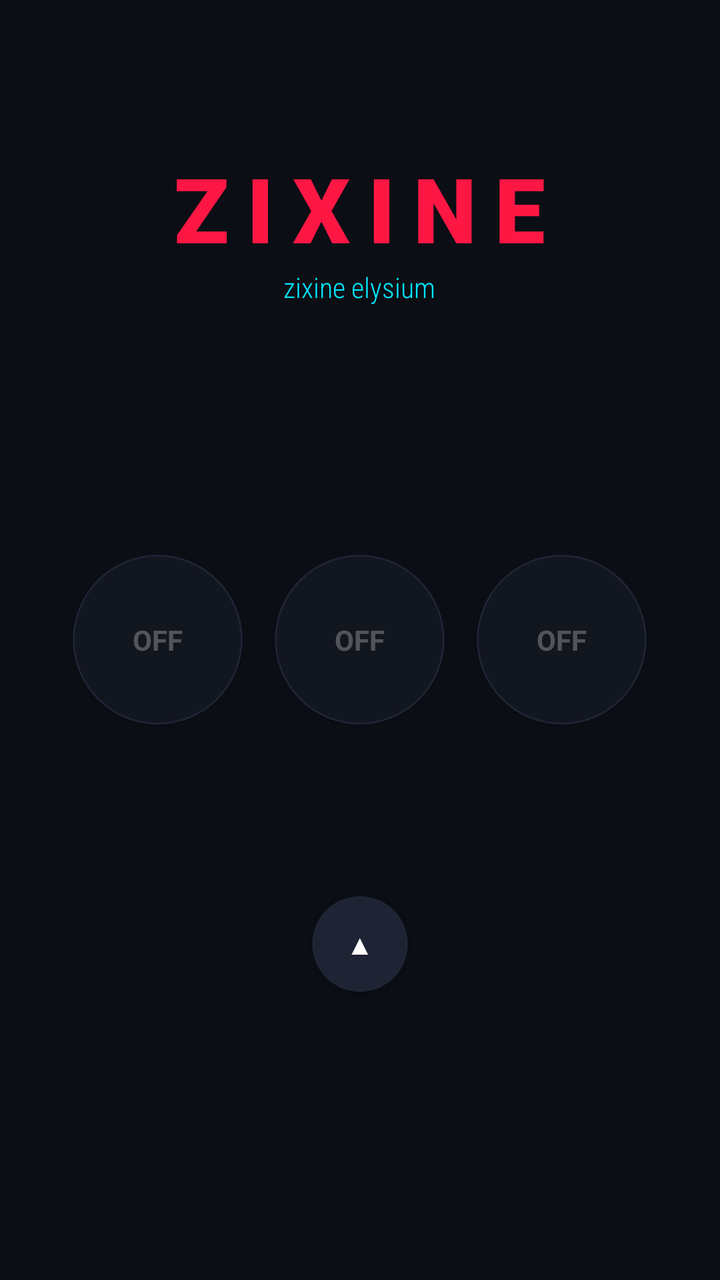
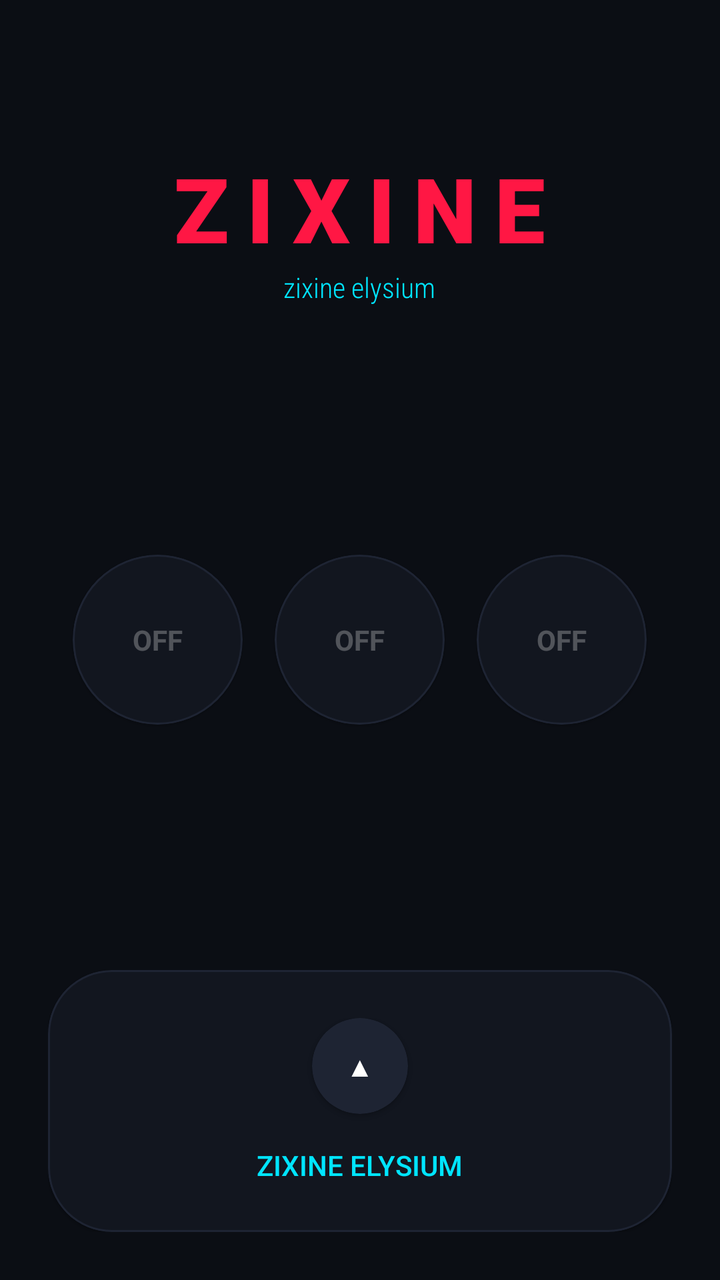

Two renders of the same Android screen: before a commit and after it. Below are the layout's source before the change and the commit's diff.
<!-- AndroidManifest.xml: application theme Theme.MaterialComponents.DayNight.NoActionBar -->
<!-- res/layout/activity_main.xml -->
<?xml version="1.0" encoding="utf-8"?>
<RelativeLayout xmlns:android="http://schemas.android.com/apk/res/android"
    xmlns:app="http://schemas.android.com/apk/res-auto"
    android:layout_width="match_parent"
    android:layout_height="match_parent"
    android:background="#0B0E14"
    android:padding="24dp">

    <LinearLayout
        android:id="@+id/header"
        android:layout_width="wrap_content"
        android:layout_height="wrap_content"
        android:layout_centerHorizontal="true"
        android:layout_marginTop="50dp"
        android:gravity="center"
        android:orientation="vertical">
        <TextView
            android:layout_width="wrap_content"
            android:layout_height="wrap_content"
            android:text="ZIXINE"
            android:textColor="#FF1744"
            android:textSize="45sp"
            android:fontFamily="sans-serif-black"
            android:letterSpacing="0.2"
            android:textStyle="bold" />
        <TextView
            android:layout_width="wrap_content"
            android:layout_height="wrap_content"
            android:text="zixine elysium"
            android:textColor="#00E5FF"
            android:textSize="14sp"
            android:fontFamily="sans-serif-condensed-light" />
    </LinearLayout>

    <com.google.android.material.card.MaterialCardView
        android:id="@+id/lock_overlay"
        android:layout_width="match_parent"
        android:layout_height="wrap_content"
        android:layout_centerInParent="true"
        app:cardBackgroundColor="#12161F"
        app:cardCornerRadius="20dp"
        app:strokeColor="#FF1744"
        app:strokeWidth="1dp"
        android:visibility="gone">
        <LinearLayout
            android:layout_width="match_parent"
            android:layout_height="wrap_content"
            android:orientation="vertical"
            android:padding="20dp"
            android:gravity="center">
            <TextView
                android:layout_width="wrap_content"
                android:layout_height="wrap_content"
                android:text="SECURITY CHECK FAILED"
                android:textColor="#FF1744"
                android:textStyle="bold" />
            <EditText
                android:id="@+id/input_code"
                android:layout_width="180dp"
                android:layout_height="wrap_content"
                android:layout_marginTop="10dp"
                android:hint="Pass: 445456"
                android:textColor="#FFFFFF"
                android:textColorHint="#44FFFFFF"
                android:inputType="number"
                android:gravity="center" />
            <Button
                android:id="@+id/btn_unlock"
                android:layout_width="match_parent"
                android:layout_height="wrap_content"
                android:layout_marginTop="15dp"
                android:text="UNLOCK ZIXINE"
                android:backgroundTint="#FF1744" />
        </LinearLayout>
    </com.google.android.material.card.MaterialCardView>

    <LinearLayout
        android:id="@+id/main_ui"
        android:layout_width="match_parent"
        android:layout_height="wrap_content"
        android:layout_centerInParent="true"
        android:gravity="center"
        android:orientation="horizontal">
        
        <com.google.android.material.card.MaterialCardView
            android:id="@+id/btn_perf"
            android:layout_width="85dp"
            android:layout_height="85dp"
            android:layout_margin="8dp"
            app:cardCornerRadius="43dp"
            app:cardBackgroundColor="#12161F"
            app:strokeColor="#1E2433"
            app:strokeWidth="1dp">
            <TextView android:id="@+id/status_perf" android:layout_width="match_parent" android:layout_height="match_parent" android:text="OFF" android:textColor="#44FFFFFF" android:gravity="center" android:textStyle="bold" />
        </com.google.android.material.card.MaterialCardView>

        <com.google.android.material.card.MaterialCardView
            android:id="@+id/btn_gms"
            android:layout_width="85dp"
            android:layout_height="85dp"
            android:layout_margin="8dp"
            app:cardCornerRadius="43dp"
            app:cardBackgroundColor="#12161F"
            app:strokeColor="#1E2433"
            app:strokeWidth="1dp">
            <TextView android:id="@+id/status_gms" android:layout_width="match_parent" android:layout_height="match_parent" android:text="OFF" android:textColor="#44FFFFFF" android:gravity="center" android:textStyle="bold" />
        </com.google.android.material.card.MaterialCardView>

        <com.google.android.material.card.MaterialCardView
            android:id="@+id/btn_extreme"
            android:layout_width="85dp"
            android:layout_height="85dp"
            android:layout_margin="8dp"
            app:cardCornerRadius="43dp"
            app:cardBackgroundColor="#12161F"
            app:strokeColor="#1E2433"
            app:strokeWidth="1dp">
            <TextView android:id="@+id/status_extreme" android:layout_width="match_parent" android:layout_height="match_parent" android:text="OFF" android:textColor="#44FFFFFF" android:gravity="center" android:textStyle="bold" />
        </com.google.android.material.card.MaterialCardView>
    </LinearLayout>

    <com.google.android.material.card.MaterialCardView
        android:id="@+id/btn_trigger"
        android:layout_width="48dp"
        android:layout_height="48dp"
        android:layout_alignParentBottom="true"
        android:layout_centerHorizontal="true"
        android:layout_marginBottom="120dp"
        app:cardCornerRadius="24dp"
        app:cardBackgroundColor="#1E2433">
        <TextView android:id="@+id/arrow_text" android:layout_width="match_parent" android:layout_height="match_parent" android:text="▲" android:textColor="#FFFFFF" android:gravity="center" />
    </com.google.android.material.card.MaterialCardView>

    <TextView
        android:id="@+id/tutorial_view"
        android:layout_width="match_parent"
        android:layout_height="wrap_content"
        android:layout_alignParentBottom="true"
        android:layout_marginBottom="40dp"
        android:text="REKOMENDASI: Gunakan Tiles Quick Settings!"
        android:textColor="#66FFFFFF"
        android:gravity="center"
        android:visibility="gone" />

</RelativeLayout>
<!-- resources referenced by this layout -->
<resources>

</resources>

<!-- the commit's change to res/layout/activity_main.xml (unified diff, before → after) -->
@@ -7,7 +7,7 @@
     android:padding="24dp">
 
     <LinearLayout
-        android:id="@+id/header"
+        android:id="@+id/header_layout"
         android:layout_width="wrap_content"
         android:layout_height="wrap_content"
         android:layout_centerHorizontal="true"
@@ -41,7 +41,8 @@
         app:cardCornerRadius="20dp"
         app:strokeColor="#FF1744"
         app:strokeWidth="1dp"
-        android:visibility="gone">
+        android:visibility="gone"
+        android:elevation="10dp">
         <LinearLayout
             android:layout_width="match_parent"
             android:layout_height="wrap_content"
@@ -63,7 +64,8 @@
                 android:textColor="#FFFFFF"
                 android:textColorHint="#44FFFFFF"
                 android:inputType="number"
-                android:gravity="center" />
+                android:gravity="center"
+                android:backgroundTint="#FF1744" />
             <Button
                 android:id="@+id/btn_unlock"
                 android:layout_width="match_parent"
@@ -120,26 +122,44 @@
     </LinearLayout>
 
     <com.google.android.material.card.MaterialCardView
-        android:id="@+id/btn_trigger"
-        android:layout_width="48dp"
-        android:layout_height="48dp"
-        android:layout_alignParentBottom="true"
-        android:layout_centerHorizontal="true"
-        android:layout_marginBottom="120dp"
-        app:cardCornerRadius="24dp"
-        app:cardBackgroundColor="#1E2433">
-        <TextView android:id="@+id/arrow_text" android:layout_width="match_parent" android:layout_height="match_parent" android:text="▲" android:textColor="#FFFFFF" android:gravity="center" />
-    </com.google.android.material.card.MaterialCardView>
-
-    <TextView
-        android:id="@+id/tutorial_view"
         android:layout_width="match_parent"
         android:layout_height="wrap_content"
         android:layout_alignParentBottom="true"
-        android:layout_marginBottom="40dp"
-        android:text="REKOMENDASI: Gunakan Tiles Quick Settings!"
-        android:textColor="#66FFFFFF"
-        android:gravity="center"
-        android:visibility="gone" />
-
+        app:cardBackgroundColor="#12161F"
+        app:cardCornerRadius="32dp"
+        app:strokeColor="#1E2433"
+        app:strokeWidth="1dp">
+        <LinearLayout
+            android:layout_width="match_parent"
+            android:layout_height="wrap_content"
+            android:orientation="vertical"
+            android:padding="24dp">
+            <com.google.android.material.card.MaterialCardView
+                android:id="@+id/btn_trigger"
+                android:layout_width="48dp"
+                android:layout_height="48dp"
+                android:layout_gravity="center"
+                app:cardBackgroundColor="#1E2433"
+                app:cardCornerRadius="24dp">
+                <TextView android:id="@+id/arrow_text" android:layout_width="match_parent" android:layout_height="match_parent" android:text="▲" android:textColor="#FFFFFF" android:gravity="center" />
+            </com.google.android.material.card.MaterialCardView>
+            <TextView
+                android:layout_width="wrap_content"
+                android:layout_height="wrap_content"
+                android:text="ZIXINE ELYSIUM"
+                android:textColor="#00E5FF"
+                android:layout_gravity="center"
+                android:layout_marginTop="16dp"
+                android:fontFamily="sans-serif-medium" />
+            <TextView
+                android:id="@+id/tutorial_view"
+                android:layout_width="match_parent"
+                android:layout_height="wrap_content"
+                android:layout_marginTop="15dp"
+                android:text="TUTORIAL:\n1. Gunakan QS Tiles untuk aktivasi cepat.\n2. PERF: Optimize Hz/Touch.\n3. GMS KILL: Bekukan Google Services.\n4. EXTREME: PERF+GMS+ZRAM OFF."
+                android:textColor="#66FFFFFF"
+                android:textSize="12sp"
+                android:visibility="gone" />
+        </LinearLayout>
+    </com.google.android.material.card.MaterialCardView>
 </RelativeLayout>
